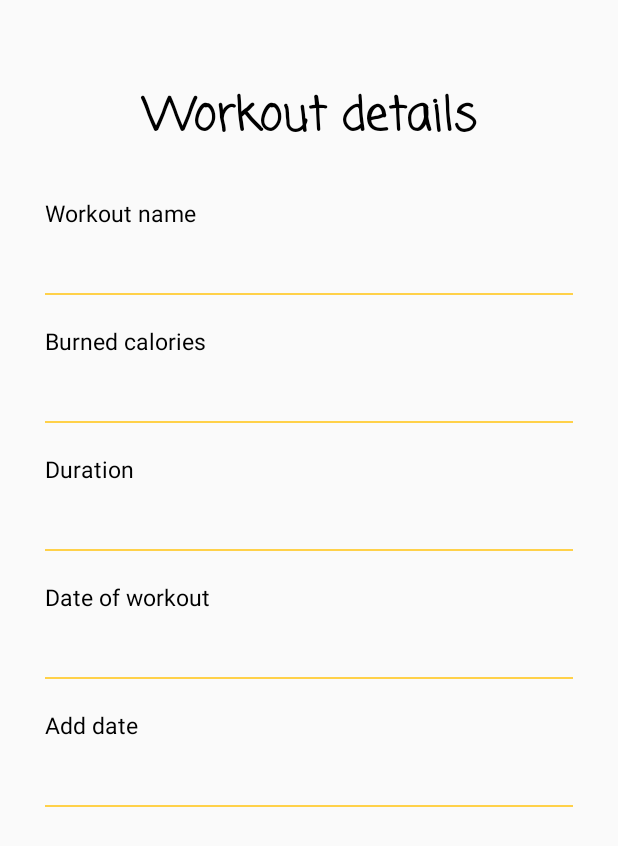
After one commit to macidori98/Workout, an Android app: the layout workout_histroy_details_fragment.xml on its own in the app's theme, with its tools: preview values and no code run, on a phone screen of 412 x 824 dp. The commit adds this screen. Shown: the top 846 px of the screen. Run offline under Robolectric (Android 15) with nearby library versions, the phone set to English and light mode, and no system bars.

Commit message:
workout details screen created bugs fixed

```diff
--- /dev/null
+++ b/app/src/main/java/com/example/workout/interfaces/IOnItemClickListener.java
@@ -0,0 +1,5 @@
+package com.example.workout.interfaces;
+
+public interface IOnItemClickListener {
+    void onItemClick(int position);
+}
--- a/app/src/main/java/com/example/workout/presenter/HomePresenter.java
+++ b/app/src/main/java/com/example/workout/presenter/HomePresenter.java
@@ -10,6 +10,7 @@ import com.example.workout.model.Workout;
 import com.example.workout.util.GlobalValues;
 import com.example.workout.util.Util;
 
+import java.util.Collections;
 import java.util.List;
 
 public class HomePresenter implements IHomePresenter {
@@ -27,6 +28,7 @@ public class HomePresenter implements IHomePresenter {
 
     @Override
     public void sendDataList(List<Workout> workoutList) {
+        Collections.reverse(workoutList);
         this.homeView.updateUI(workoutList);
     }
 
--- a/app/src/main/java/com/example/workout/util/FragmentNavigation.java
+++ b/app/src/main/java/com/example/workout/util/FragmentNavigation.java
@@ -14,6 +14,7 @@ import com.example.workout.view.AddNewWorkoutFragment;
 import com.example.workout.view.HomeFragment;
 import com.example.workout.view.LoginFragment;
 import com.example.workout.view.SignUpFragment;
+import com.example.workout.view.WorkoutDetailsFragment;
 
 public class FragmentNavigation extends Fragment {
     private static final Handler handler = new Handler();
@@ -86,6 +87,11 @@ public class FragmentNavigation extends Fragment {
             return;
         }
 
+        if (getCurrentFragment(iMainActivityFragmentContainer) instanceof WorkoutDetailsFragment) {
+            popBackStack();
+            return;
+        }
+
         //Other cases:
         activity.moveTaskToBack(true);
     }
--- /dev/null
+++ b/app/src/main/res/layout/workout_histroy_details_fragment.xml
@@ -0,0 +1,247 @@
+<?xml version="1.0" encoding="utf-8"?>
+<LinearLayout xmlns:android="http://schemas.android.com/apk/res/android"
+    xmlns:tools="http://schemas.android.com/tools"
+    android:layout_width="match_parent"
+    android:layout_height="wrap_content"
+    xmlns:app="http://schemas.android.com/apk/res-auto">
+
+    <ScrollView
+        android:layout_width="match_parent"
+        android:layout_height="wrap_content"
+        android:orientation="vertical"
+        tools:ignore="UselessParent">
+
+        <LinearLayout
+            android:layout_width="match_parent"
+            android:layout_height="wrap_content"
+            android:layout_marginStart="@dimen/dp30"
+            android:layout_marginTop="@dimen/dp15"
+            android:layout_marginEnd="@dimen/dp30"
+            android:orientation="vertical">
+
+            <TextView
+                android:id="@+id/textView"
+                android:layout_width="match_parent"
+                android:layout_height="wrap_content"
+                android:layout_marginTop="@dimen/dp30"
+                android:layout_marginBottom="@dimen/dp20"
+                android:fontFamily="casual"
+                android:padding="@dimen/dp10"
+                android:text="@string/details"
+                android:textAlignment="center"
+                android:textColor="@color/colorText"
+                android:textSize="@dimen/sp30"
+                android:textStyle="bold"
+                app:layout_constraintStart_toStartOf="parent"
+                app:layout_constraintTop_toTopOf="parent" />
+
+            <LinearLayout
+                android:layout_width="match_parent"
+                android:layout_height="wrap_content"
+                android:layout_marginBottom="@dimen/dp20"
+                android:orientation="vertical">
+
+                <TextView
+                    android:layout_width="wrap_content"
+                    android:layout_height="wrap_content"
+                    android:layout_marginBottom="@dimen/dp5"
+                    android:text="@string/workout_name"
+                    android:textColor="@color/colorText"
+                    android:textSize="@dimen/sp15" />
+
+                <androidx.constraintlayout.widget.ConstraintLayout
+                    android:layout_width="match_parent"
+                    android:layout_height="wrap_content"
+                    android:orientation="horizontal">
+
+                    <TextView
+                        android:id="@+id/details_workout_name_textView"
+                        android:layout_width="wrap_content"
+                        android:layout_height="wrap_content"
+                        android:layout_marginStart="@dimen/dp10"
+                        android:textColor="@color/colorText"
+                        android:textSize="@dimen/sp20"
+                        app:layout_constraintTop_toTopOf="parent"
+                        app:layout_constraintBottom_toBottomOf="parent"
+                        app:layout_constraintStart_toStartOf="parent"/>
+
+                </androidx.constraintlayout.widget.ConstraintLayout>
+
+                <View
+                    android:layout_width="match_parent"
+                    android:layout_height="1dp"
+                    android:layout_marginTop="@dimen/dp10"
+                    android:background="?android:colorPrimary" />
+
+            </LinearLayout>
+
+            <LinearLayout
+                android:layout_width="match_parent"
+                android:layout_height="wrap_content"
+                android:layout_marginBottom="@dimen/dp20"
+                android:orientation="vertical">
+
+                <TextView
+                    android:layout_width="wrap_content"
+                    android:layout_height="wrap_content"
+                    android:layout_marginBottom="@dimen/dp5"
+                    android:text="@string/burned_calories"
+                    android:textColor="@color/colorText"
+                    android:textSize="@dimen/sp15" />
+
+                <androidx.constraintlayout.widget.ConstraintLayout
+                    android:layout_width="match_parent"
+                    android:layout_height="wrap_content"
+                    android:orientation="horizontal">
+
+                    <TextView
+                        android:id="@+id/details_burned_calories_textView"
+                        android:layout_width="wrap_content"
+                        android:layout_height="wrap_content"
+                        android:layout_marginStart="@dimen/dp10"
+                        android:textColor="@color/colorText"
+                        android:textSize="@dimen/sp20"
+                        app:layout_constraintTop_toTopOf="parent"
+                        app:layout_constraintBottom_toBottomOf="parent"
+                        app:layout_constraintStart_toStartOf="parent" />
+                </androidx.constraintlayout.widget.ConstraintLayout>
+
+                <View
+                    android:layout_width="match_parent"
+                    android:layout_height="1dp"
+                    android:layout_marginTop="@dimen/dp10"
+                    android:background="?android:colorPrimary" />
+
+            </LinearLayout>
+
+            <LinearLayout
+                android:layout_width="match_parent"
+                android:layout_height="wrap_content"
+                android:layout_marginBottom="@dimen/dp20"
+                android:orientation="vertical">
+
+                <TextView
+                    android:layout_width="wrap_content"
+                    android:layout_height="wrap_content"
+                    android:layout_marginBottom="@dimen/dp5"
+                    android:text="@string/duration"
+                    android:textColor="@color/colorText"
+                    android:textSize="@dimen/sp15" />
+
+                <androidx.constraintlayout.widget.ConstraintLayout
+                    android:layout_width="match_parent"
+                    android:layout_height="wrap_content"
+                    android:orientation="horizontal">
+
+                    <TextView
+                        android:id="@+id/details_duration_textView"
+                        android:layout_width="wrap_content"
+                        android:layout_height="wrap_content"
+                        android:layout_marginStart="@dimen/dp10"
+                        android:textColor="@color/colorText"
+                        android:textSize="@dimen/sp20"
+                        app:layout_constraintTop_toTopOf="parent"
+                        app:layout_constraintBottom_toBottomOf="parent"
+                        app:layout_constraintStart_toStartOf="parent"/>
+
+                </androidx.constraintlayout.widget.ConstraintLayout>
+
+                <View
+                    android:layout_width="match_parent"
+                    android:layout_height="1dp"
+                    android:layout_marginTop="@dimen/dp10"
+                    android:background="?android:colorPrimary" />
+
+            </LinearLayout>
+
+            <LinearLayout
+                android:layout_width="match_parent"
+                android:layout_height="wrap_content"
+                android:layout_marginBottom="@dimen/dp20"
+                android:orientation="vertical">
+
+                <TextView
+                    android:layout_width="wrap_content"
+                    android:layout_height="wrap_content"
+                    android:layout_marginBottom="@dimen/dp5"
+                    android:text="@string/date_of_workout"
+                    android:textColor="@color/colorText"
+                    android:textSize="@dimen/sp15" />
+
+                <androidx.constraintlayout.widget.ConstraintLayout
+                    android:layout_width="match_parent"
+                    android:layout_height="wrap_content"
+                    android:orientation="horizontal">
+
+                    <TextView
+                        android:id="@+id/details_date_of_workout_textView"
+                        android:layout_width="wrap_content"
+                        android:layout_height="wrap_content"
+                        android:layout_marginStart="@dimen/dp10"
+                        android:textColor="@color/colorText"
+                        android:textSize="@dimen/sp20"
+                        app:layout_constraintTop_toTopOf="parent"
+                        app:layout_constraintBottom_toBottomOf="parent"
+                        app:layout_constraintStart_toStartOf="parent"/>
+
+                </androidx.constraintlayout.widget.ConstraintLayout>
+
+                <View
+                    android:layout_width="match_parent"
+                    android:layout_height="1dp"
+                    android:layout_marginTop="@dimen/dp10"
+                    android:background="?android:colorPrimary" />
+
+            </LinearLayout>
+
+            <LinearLayout
+                android:layout_width="match_parent"
+                android:layout_height="wrap_content"
+                android:layout_marginBottom="@dimen/dp20"
+                android:orientation="vertical">
+
+                <TextView
+                    android:layout_width="wrap_content"
+                    android:layout_height="wrap_content"
+                    android:layout_marginBottom="@dimen/dp5"
+                    android:text="@string/add_date"
+                    android:textColor="@color/colorText"
+                    android:textSize="@dimen/sp15" />
+
+                <androidx.constraintlayout.widget.ConstraintLayout
+                    android:layout_width="match_parent"
+                    android:layout_height="wrap_content"
+                    android:orientation="horizontal">
+
+                    <TextView
+                        android:id="@+id/details_add_date_textView"
+                        android:layout_width="wrap_content"
+                        android:layout_height="wrap_content"
+                        android:layout_marginStart="@dimen/dp10"
+                        android:textColor="@color/colorText"
+                        android:textSize="@dimen/sp20"
+                        app:layout_constraintTop_toTopOf="parent"
+                        app:layout_constraintBottom_toBottomOf="parent"
+                        app:layout_constraintStart_toStartOf="parent"/>
+
+                </androidx.constraintlayout.widget.ConstraintLayout>
+
+                <View
+                    android:layout_width="match_parent"
+                    android:layout_height="1dp"
+                    android:layout_marginTop="@dimen/dp10"
+                    android:background="?android:colorPrimary" />
+
+            </LinearLayout>
+
+            <ImageView
+                android:id="@+id/details_image_imageView"
+                android:layout_width="match_parent"
+                android:layout_height="match_parent"
+                android:contentDescription="@string/workout_image" />
+
+        </LinearLayout>
+
+    </ScrollView>
+
+</LinearLayout>
--- a/app/src/main/res/values/strings.xml
+++ b/app/src/main/res/values/strings.xml
@@ -18,16 +18,11 @@
     <string name="confirm_password">Confirm password…</string>
     <string name="accept_terms_and_conditions">Accept Terms and Conditions</string>
     <string name="sign_up_successful">You have signed up successfully</string>
-    <string name="check_terms">You have to accept Terms and Conditions</string>
-    <string name="passwords_dont_match">Inserted passwords do not match</string>
-    <string name="password_length">Your password has to contain at least 6 characters</string>
-    <string name="invalid_email">Invalid email</string>
-    <string name="username_length">Your username has to contain at least 4 characters</string>
-    <string name="username_fail">Your username should contain only alphabetical and numeric characters</string>
 
     <!--Workout history-->
     <string name="log_out">Log out</string>
     <string name="add">Add</string>
+    <string name="logout_success">Logout successfully</string>
 
     <!--Add new workout-->
     <string name="add_new_workout">Add new workout</string>
@@ -39,15 +34,29 @@
     <string name="data_adding_fail">Failed to add workout</string>
     <string name="empty" />
     <string name="upload_photo_or_take">Upload or take photo</string>
+    <string name="image_upload_successfully">Image chose successfully</string>
+    <string name="details">Workout details</string>
+    <string name="workout_image">workout image</string>
+
+    <!--Details-->
+    <string name="workout_name">Workout name</string>
+    <string name="burned_calories">Burned calories</string>
+    <string name="duration">Duration</string>
+    <string name="date_of_workout">Date of workout</string>
+    <string name="add_date">Add date</string>
 
     <!--Error messages-->
     <string name="check_email_and_password">Check your email and password</string>
     <string name="login_successful">Login successful</string>
     <string name="fail">Fail</string>
     <string name="login_fail">Login failed. Check your email and password.</string>
-    <string name="image_upload_successfully">Image choosed successfully</string>
     <string name="fail_image_choose">Failed image choose</string>
-    <string name="details">Workout details</string>
-    <string name="workout_image">workout image</string>
-    <string name="logout_success">Logout successfully</string>
+    <string name="check_terms">You have to accept Terms and Conditions</string>
+    <string name="passwords_dont_match">Inserted passwords do not match</string>
+    <string name="password_length">Your password has to contain at least 6 characters</string>
+    <string name="invalid_email">Invalid email</string>
+    <string name="username_length">Your username has to contain at least 4 characters</string>
+    <string name="username_fail">Your username should contain only alphabetical and numeric characters</string>
+
+
 </resources>
```
Also changed, not shown: app/src/main/java/com/example/workout/adapter/WorkoutHistoryAdapter.java (+16 -1 lines), app/src/main/java/com/example/workout/database/FirebaseDb.java (+6 -6 lines), app/src/main/java/com/example/workout/presenter/AddNewWorkoutPresenter.java (+4 -4 lines), app/src/main/java/com/example/workout/util/GlobalValues.java (+9 -0 lines), app/src/main/java/com/example/workout/view/HomeFragment.java (+12 -1 lines), app/src/main/java/com/example/workout/view/WorkoutDetailsFragment.java (added, +63 -0 lines), app/src/main/res/layout/workout_history_recyclerview_element.xml (+0 -19 lines).
